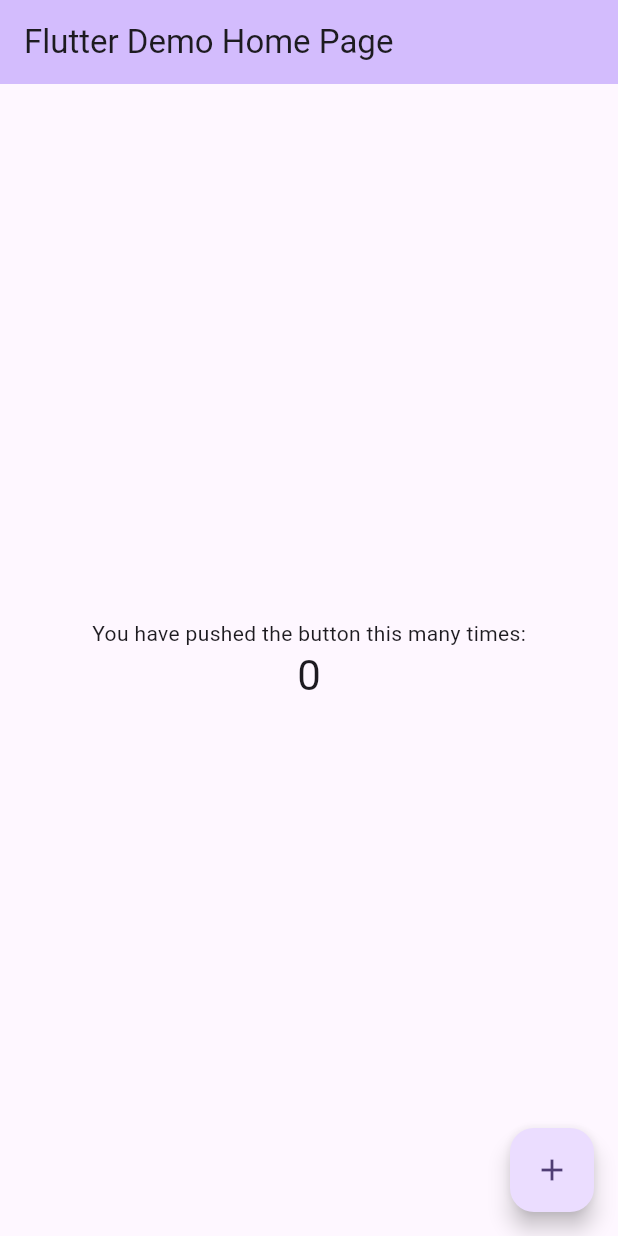
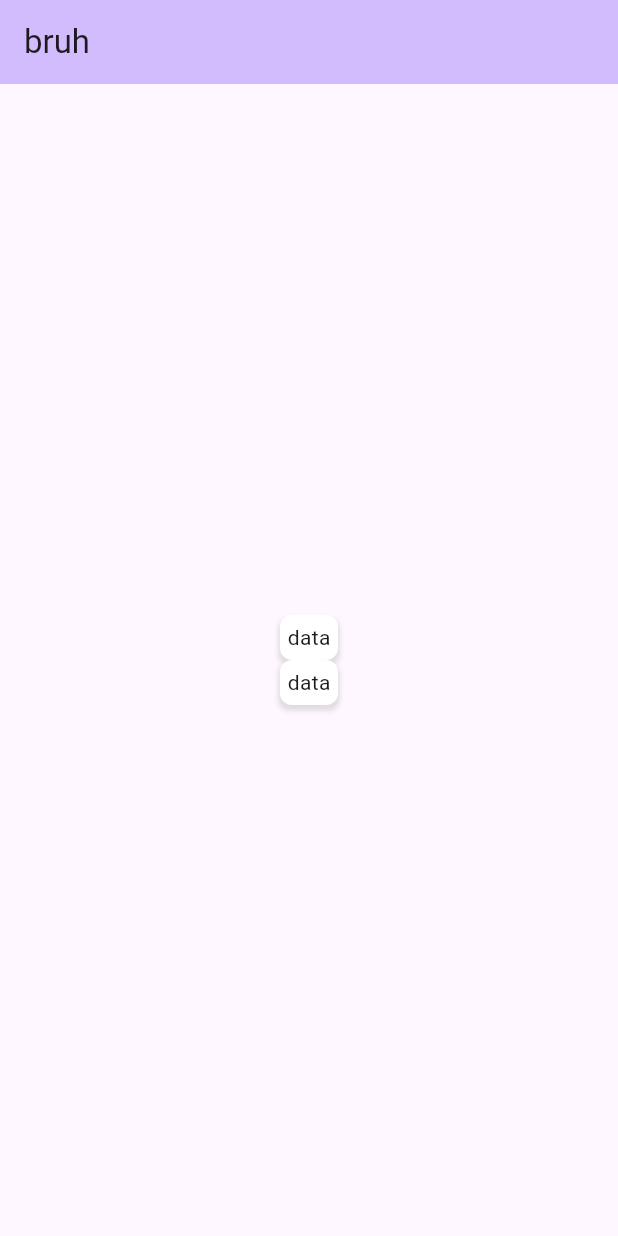
Before and after one commit to kitllam9/fyp-edtech, a Flutter app: the screen it shows after launch, on a phone screen of 412 x 824 dp. Run offline on Flutter 3.47's test engine with Material 3 defaults, Android fonts, the phone set to English and light mode, and no system bars.

Commit message:
project structure

```diff
--- a/lib/main.dart
+++ b/lib/main.dart
@@ -1,4 +1,5 @@
 import 'package:flutter/material.dart';
+import 'package:fyp_edtech/pages/home_page.dart';
 
 void main() {
   runApp(const MyApp());
@@ -7,27 +8,12 @@
 class MyApp extends StatelessWidget {
   const MyApp({super.key});
 
-  // This widget is the root of your application.
   @override
   Widget build(BuildContext context) {
     return MaterialApp(
+      debugShowCheckedModeBanner: false,
       title: 'Flutter Demo',
       theme: ThemeData(
-        // This is the theme of your application.
-        //
-        // TRY THIS: Try running your application with "flutter run". You'll see
-        // the application has a purple toolbar. Then, without quitting the app,
-        // try changing the seedColor in the colorScheme below to Colors.green
-        // and then invoke "hot reload" (save your changes or press the "hot
-        // reload" button in a Flutter-supported IDE, or press "r" if you used
-        // the command line to start the app).
-        //
-        // Notice that the counter didn't reset back to zero; the application
-        // state is not lost during the reload. To reset the state, use hot
-        // restart instead.
-        //
-        // This works for code too, not just values: Most code changes can be
-        // tested with just a hot reload.
         colorScheme: ColorScheme.fromSeed(seedColor: Colors.deepPurple),
         useMaterial3: true,
       ),
@@ -39,15 +25,6 @@
 class MyHomePage extends StatefulWidget {
   const MyHomePage({super.key, required this.title});
 
-  // This widget is the home page of your application. It is stateful, meaning
-  // that it has a State object (defined below) that contains fields that affect
-  // how it looks.
-
-  // This class is the configuration for the state. It holds the values (in this
-  // case the title) provided by the parent (in this case the App widget) and
-  // used by the build method of the State. Fields in a Widget subclass are
-  // always marked "final".
-
   final String title;
 
   @override
@@ -55,71 +32,8 @@
 }
 
 class _MyHomePageState extends State<MyHomePage> {
-  int _counter = 0;
-
-  void _incrementCounter() {
-    setState(() {
-      // This call to setState tells the Flutter framework that something has
-      // changed in this State, which causes it to rerun the build method below
-      // so that the display can reflect the updated values. If we changed
-      // _counter without calling setState(), then the build method would not be
-      // called again, and so nothing would appear to happen.
-      _counter++;
-    });
-  }
-
   @override
   Widget build(BuildContext context) {
-    // This method is rerun every time setState is called, for instance as done
-    // by the _incrementCounter method above.
-    //
-    // The Flutter framework has been optimized to make rerunning build methods
-    // fast, so that you can just rebuild anything that needs updating rather
-    // than having to individually change instances of widgets.
-    return Scaffold(
-      appBar: AppBar(
-        // TRY THIS: Try changing the color here to a specific color (to
-        // Colors.amber, perhaps?) and trigger a hot reload to see the AppBar
-        // change color while the other colors stay the same.
-        backgroundColor: Theme.of(context).colorScheme.inversePrimary,
-        // Here we take the value from the MyHomePage object that was created by
-        // the App.build method, and use it to set our appbar title.
-        title: Text(widget.title),
-      ),
-      body: Center(
-        // Center is a layout widget. It takes a single child and positions it
-        // in the middle of the parent.
-        child: Column(
-          // Column is also a layout widget. It takes a list of children and
-          // arranges them vertically. By default, it sizes itself to fit its
-          // children horizontally, and tries to be as tall as its parent.
-          //
-          // Column has various properties to control how it sizes itself and
-          // how it positions its children. Here we use mainAxisAlignment to
-          // center the children vertically; the main axis here is the vertical
-          // axis because Columns are vertical (the cross axis would be
-          // horizontal).
-          //
-          // TRY THIS: Invoke "debug painting" (choose the "Toggle Debug Paint"
-          // action in the IDE, or press "p" in the console), to see the
-          // wireframe for each widget.
-          mainAxisAlignment: MainAxisAlignment.center,
-          children: <Widget>[
-            const Text(
-              'You have pushed the button this many times:',
-            ),
-            Text(
-              '$_counter',
-              style: Theme.of(context).textTheme.headlineMedium,
-            ),
-          ],
-        ),
-      ),
-      floatingActionButton: FloatingActionButton(
-        onPressed: _incrementCounter,
-        tooltip: 'Increment',
-        child: const Icon(Icons.add),
-      ), // This trailing comma makes auto-formatting nicer for build methods.
-    );
+    return const HomePage();
   }
 }
--- /dev/null
+++ b/lib/pages/home_page.dart
@@ -0,0 +1,34 @@
+import 'package:flutter/material.dart';
+import 'package:fyp_edtech/widgets/box.dart';
+
+class HomePage extends StatefulWidget {
+  const HomePage({super.key});
+
+  @override
+  State<HomePage> createState() => _HomePageState();
+}
+
+class _HomePageState extends State<HomePage> {
+  @override
+  Widget build(BuildContext context) {
+    return Scaffold(
+      appBar: AppBar(
+        backgroundColor: Theme.of(context).colorScheme.inversePrimary,
+        title: const Text('bruh'),
+      ),
+      body: const Center(
+        child: Column(
+          mainAxisAlignment: MainAxisAlignment.center,
+          children: [
+            Box(
+              child: Text('data'),
+            ),
+            Box(
+              child: Text('data'),
+            ),
+          ],
+        ),
+      ),
+    );
+  }
+}
--- /dev/null
+++ b/lib/widgets/box.dart
@@ -0,0 +1,29 @@
+import 'package:flutter/material.dart';
+
+class Box extends StatelessWidget {
+  final Widget child;
+  const Box({
+    super.key,
+    required this.child,
+  });
+
+  @override
+  Widget build(BuildContext context) {
+    return Container(
+      padding: const EdgeInsets.all(5),
+      decoration: BoxDecoration(
+        borderRadius: BorderRadius.circular(8),
+        color: Colors.white,
+        boxShadow: [
+          BoxShadow(
+            color: Colors.grey.withOpacity(0.3),
+            spreadRadius: 1,
+            blurRadius: 2,
+            offset: const Offset(0, 3), // changes position of shadow
+          ),
+        ],
+      ),
+      child: child,
+    );
+  }
+}
--- a/pubspec.yaml
+++ b/pubspec.yaml
@@ -35,6 +35,9 @@ dependencies:
   # The following adds the Cupertino Icons font to your application.
   # Use with the CupertinoIcons class for iOS style icons.
   cupertino_icons: ^1.0.8
+  flutter_staggered_grid_view: ^0.7.0
+  expandable_page_view: ^1.0.17
+  flutter_dotenv: ^5.1.0
 
 dev_dependencies:
   flutter_test:
```
Also changed, not shown: lib/pages/achievement_page.dart (added, +15 -0 lines), lib/pages/profile_page.dart (added, +15 -0 lines), lib/pages/search_page.dart (added, +15 -0 lines), lib/pages/stats_page.dart (added, +15 -0 lines), pubspec.lock.
